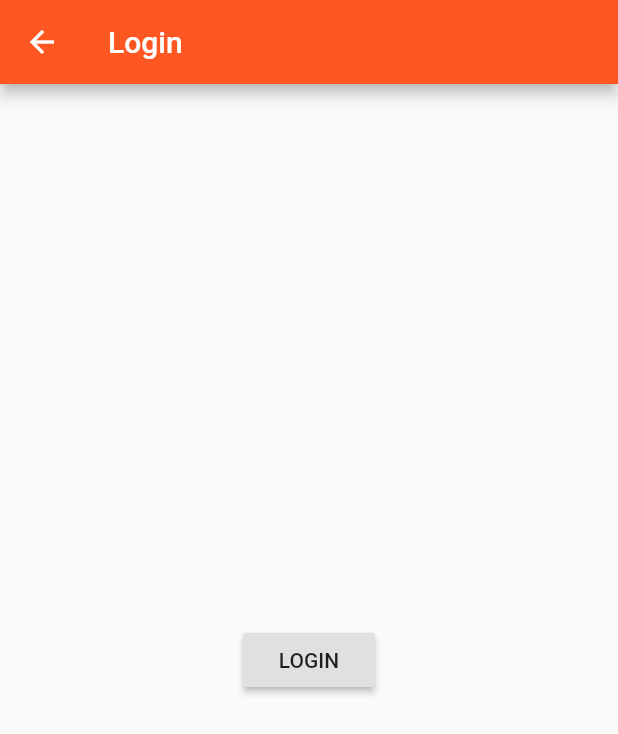
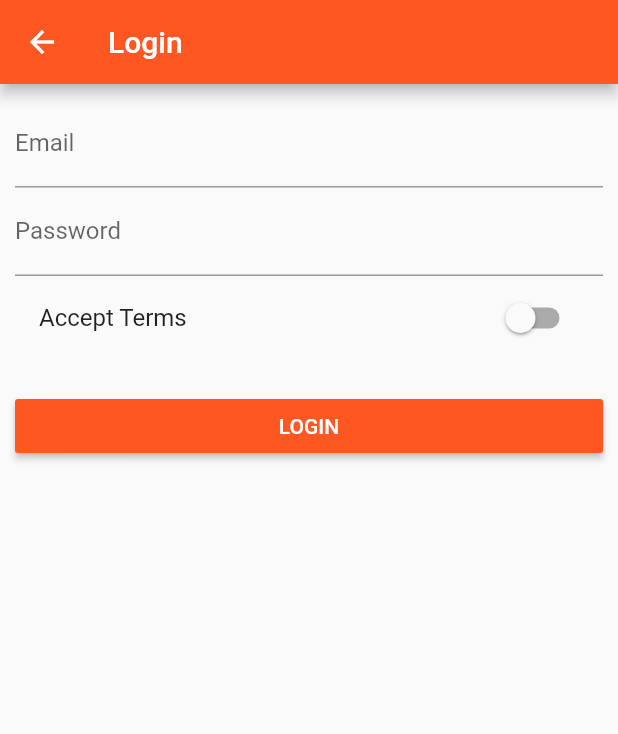
Before and after one commit to lakshyajit165/flutter_course, a Flutter app: the AuthPage screen opened directly, on a phone screen of 412 x 824 dp. Shown: the top 734 px of the screen. Run offline on Flutter 3.47's test engine with Material 2 defaults, Android fonts, the phone set to English and light mode, and no system bars.

Commit message:
Section 7 complete

```diff
--- a/lib/main.dart
+++ b/lib/main.dart
@@ -39,7 +39,8 @@ class _MyAppState extends State<MyApp> {
           accentColor: Colors.deepPurple),
       //home: AuthPage(),
       routes: {
-        '/': (BuildContext context) => ProductsPage(_products),
+        '/': (BuildContext context) => AuthPage(),
+        '/products': (BuildContext context) => ProductsPage(_products),
         '/admin': (BuildContext context) =>
             ProductsAdminPage(_addProduct, _deleteProduct),
       },
--- a/lib/pages/auth.dart
+++ b/lib/pages/auth.dart
@@ -1,8 +1,17 @@
 import 'package:flutter/material.dart';
 
-import './products.dart';
+class AuthPage extends StatefulWidget {
+  @override
+  State<StatefulWidget> createState() {
+    return _AuthPageState();
+  }
+}
 
-class AuthPage extends StatelessWidget {
+class _AuthPageState extends State<AuthPage> {
+  String _emailValue;
+  String _passwordValue;
+  bool _acceptTerms = false;
+
   @override
   Widget build(BuildContext context) {
     // TODO: implement build
@@ -10,12 +19,50 @@ class AuthPage extends StatelessWidget {
       appBar: AppBar(
         title: Text('Login'),
       ),
-      body: Center(
-        child: RaisedButton(
-          child: Text('LOGIN'),
-          onPressed: () {
-            Navigator.pushReplacementNamed(context, '/');
-          },
+      body: Container(
+        margin: EdgeInsets.all(10.0),
+        child: ListView(
+          children: <Widget>[
+            TextField(
+              decoration: InputDecoration(labelText: 'Email'),
+              keyboardType: TextInputType.emailAddress,
+              onChanged: (String value) {
+                setState(() {
+                  _emailValue = value;
+                });
+              },
+            ),
+            TextField(
+              decoration: InputDecoration(labelText: 'Password'),
+              obscureText: true,
+              onChanged: (String value) {
+                setState(() {
+                  _passwordValue = value;
+                });
+              },
+            ),
+            SwitchListTile(
+                value: _acceptTerms,
+                onChanged: (bool value) {
+                  setState(() {
+                    _acceptTerms = value;
+                  });
+                },
+                title: Text('Accept Terms')),
+            SizedBox(
+              height: 20.0,
+            ),
+            RaisedButton(
+              color: Theme.of(context).primaryColor,
+              textColor: Colors.white,
+              child: Text('LOGIN'),
+              onPressed: () {
+                print(_emailValue);
+                print(_passwordValue);
+                Navigator.pushReplacementNamed(context, '/products');
+              },
+            ),
+          ],
         ),
       ),
     );
--- a/lib/pages/products_admin.dart
+++ b/lib/pages/products_admin.dart
@@ -26,7 +26,7 @@ class ProductsAdminPage extends StatelessWidget {
               ListTile(
                 title: Text('All Products'),
                 onTap: () {
-                  Navigator.pushReplacementNamed(context, '/');
+                  Navigator.pushReplacementNamed(context, '/products');
                 },
               )
             ],
```
Also changed, not shown: lib/pages/product_create.dart (+10 -10 lines).
